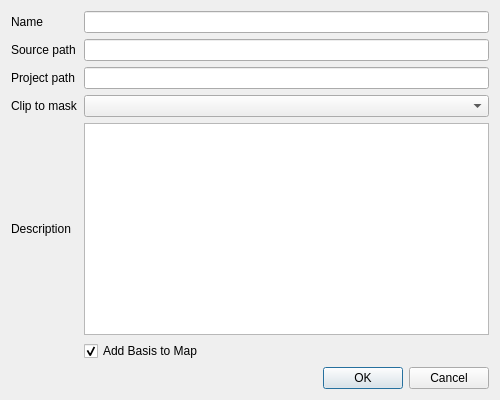
The window that src/view/ui/basis.ui (Riverscapes/QRiS) describes before a commit, drawn with Qt 5.
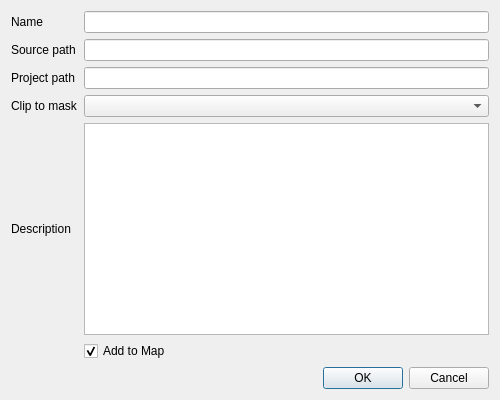
The same window after the commit.

```diff
--- a/src/view/ui/basis.ui
+++ b/src/view/ui/basis.ui
@@ -26,7 +26,7 @@
      <item row="5" column="1">
       <widget class="QCheckBox" name="chkAddToMap">
        <property name="text">
-        <string>Add Basis to Map</string>
+        <string>Add to Map</string>
        </property>
        <property name="checked">
         <bool>true</bool>
```
